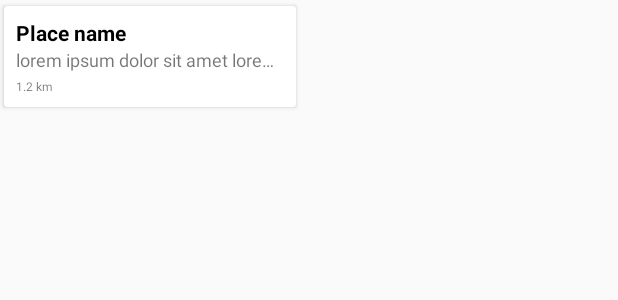
After one commit to SeptiawanAjiP/LocationBased-AugmentedReality, an Android app: the layout cardview_point_with_image.xml on its own in the app's theme, with its tools: preview values and no code run, on a phone screen of 412 x 824 dp. The commit adds this screen. Shown: the top 300 px of the screen. Run offline under Robolectric (Android 15) with nearby library versions, the phone set to English and light mode, and no system bars.

Commit message:
feat: added image on cardview of place

```diff
--- a/arlocationbased/build.gradle
+++ b/arlocationbased/build.gradle
@@ -51,4 +51,6 @@ dependencies {
     implementation 'pub.devrel:easypermissions:3.0.0'
 
     implementation 'com.google.android.gms:play-services-location:17.1.0'
+
+    implementation 'com.github.bumptech.glide:glide:4.15.1'
 }
--- /dev/null
+++ b/arlocationbased/src/main/res/layout/cardview_point_with_image.xml
@@ -0,0 +1,79 @@
+<?xml version="1.0" encoding="utf-8"?>
+<RelativeLayout xmlns:android="http://schemas.android.com/apk/res/android"
+    xmlns:app="http://schemas.android.com/apk/res-auto"
+    android:id="@+id/poiLabelBackgroundImage"
+    android:layout_width="wrap_content"
+    android:layout_height="wrap_content">
+
+    <androidx.cardview.widget.CardView
+        android:layout_width="200dp"
+        android:layout_height="wrap_content"
+        app:cardBackgroundColor="@android:color/white"
+        app:cardUseCompatPadding="true">
+
+        <LinearLayout
+            android:layout_width="match_parent"
+            android:layout_height="wrap_content"
+            android:orientation="vertical">
+            <RelativeLayout
+                android:layout_width="match_parent"
+                android:layout_height="wrap_content">
+                <ImageView
+                    android:id="@+id/img_status"
+                    android:layout_width="match_parent"
+                    android:layout_height="70dp"
+                    android:scaleType="centerCrop"
+                    android:visibility="gone"/>
+
+            </RelativeLayout>
+
+
+            <!-- TextView hijau overlay -->
+            <TextView
+                android:id="@+id/tv_overlay"
+                android:layout_width="match_parent"
+                android:layout_height="match_parent"
+                android:text="Overlay"
+                android:background="@android:color/holo_green_light"
+                android:gravity="center"
+                android:alpha="0.8"
+                android:textColor="@android:color/white"
+                android:textSize="14sp"
+                android:visibility="gone" />
+
+            <LinearLayout
+                android:layout_width="match_parent"
+                android:layout_height="wrap_content"
+                android:orientation="vertical"
+                android:layout_marginLeft="8dp"
+                android:layout_marginRight="8dp"
+                android:layout_marginBottom="8dp">
+                <TextView
+                    android:id="@+id/tv_title"
+                    android:layout_width="wrap_content"
+                    android:layout_height="wrap_content"
+                    android:text="Place name"
+                    android:layout_marginTop="8dp"
+                    android:textStyle="bold"
+                    android:textColor="@android:color/black"/>
+                <TextView
+                    android:id="@+id/tv_description"
+                    android:layout_width="wrap_content"
+                    android:layout_height="wrap_content"
+                    android:lines="1"
+                    android:ellipsize="end"
+                    android:text="lorem ipsum dolor sit amet lorem ipsum dolor sit amet"
+                    android:textSize="12sp"/>
+                <TextView
+                    android:id="@+id/tv_distance"
+                    android:layout_width="wrap_content"
+                    android:layout_height="wrap_content"
+                    android:text="1.2 km"
+                    android:textSize="8sp"
+                    android:layout_alignParentEnd="true"
+                    android:layout_marginRight="4dp"
+                    android:layout_marginTop="4dp"/>
+            </LinearLayout>
+        </LinearLayout>
+    </androidx.cardview.widget.CardView>
+</RelativeLayout>
```
Also changed, not shown: app/src/main/java/com/dewakoding/ar_locationbased/MainActivity.kt (+14 -4 lines), arlocationbased/src/main/java/com/dewakoding/arlocationbased/ui/AROverlayView.kt (+13 -3 lines), arlocationbased/src/main/res/drawable/circle_green_bg.xml (deleted, +0 -12 lines), arlocationbased/src/main/res/drawable/place.xml (deleted, +0 -9 lines), arlocationbased/src/main/res/layout/cardview_point.xml (deleted, +0 -98 lines).
